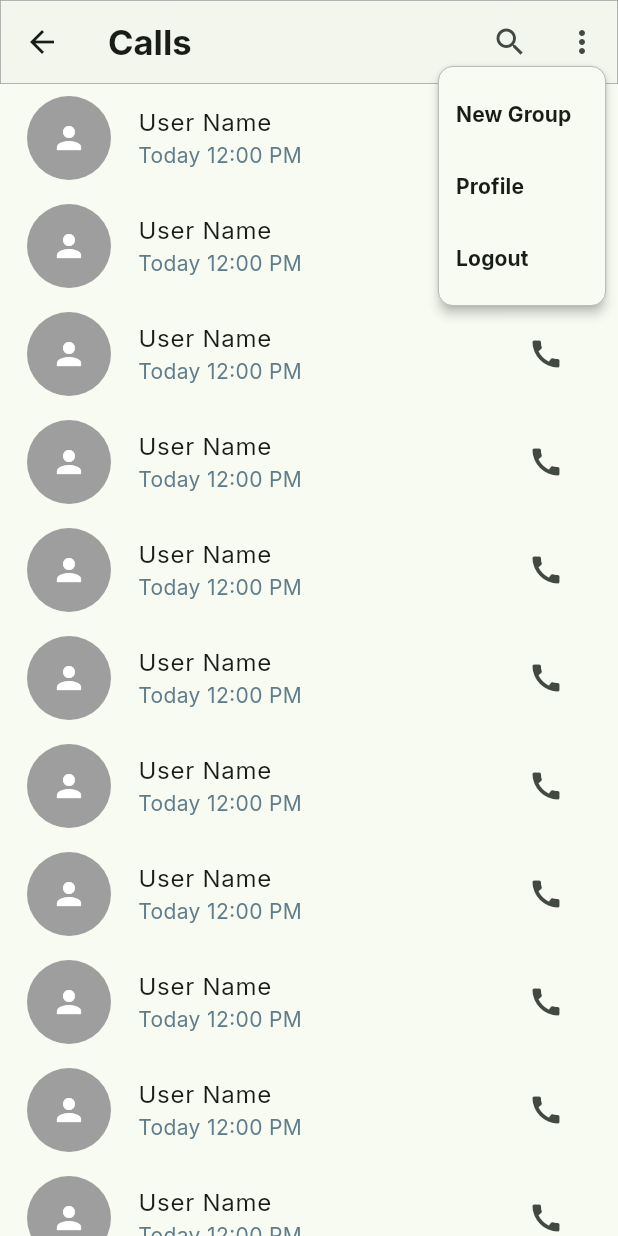
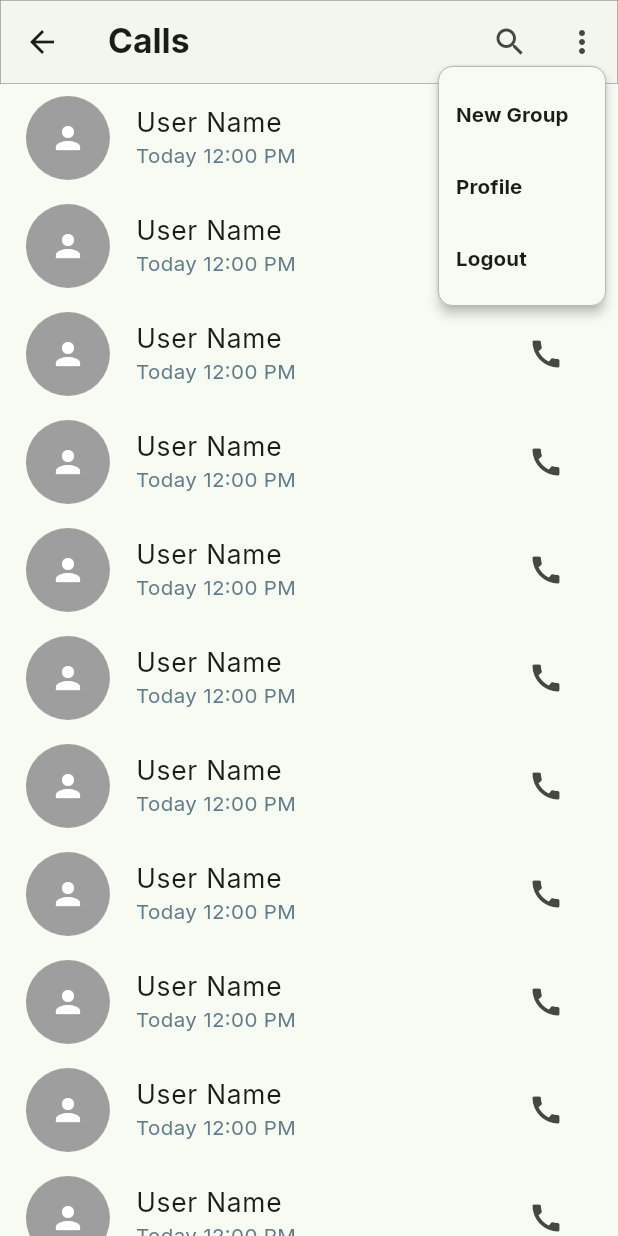
Before and after one commit to Abdelrahman-Ahmed-2003/chat_app, a Flutter app: the CallView screen opened directly, after a tap on the "more vert" icon, on a phone screen of 412 x 824 dp. Run offline on Flutter 3.47's test engine with Material 3 defaults, Android fonts, the phone set to English and light mode, and no system bars; our stand-ins replace flutter_screenutil, google_fonts.

Commit message:
make call page responsive

```diff
--- a/lib/features/call/presentation/views/widgets/call_body.dart
+++ b/lib/features/call/presentation/views/widgets/call_body.dart
@@ -1,4 +1,5 @@
 import 'package:flutter/material.dart';
+import 'package:flutter_screenutil/flutter_screenutil.dart';
 
 class CallBody extends StatelessWidget {
   const CallBody({super.key});
@@ -13,15 +14,15 @@ class CallBody extends StatelessWidget {
 
           },
           child: ListTile(
-            leading: const CircleAvatar(
+            leading: CircleAvatar(
               backgroundColor: Colors.grey,
-              radius: 30,
-              child: Icon(Icons.person,color: Colors.white,),
+              radius: 30.r,
+              child: const Icon(Icons.person,color: Colors.white,),
             ),
-            title: const Text('User Name'),
-            subtitle: const Text(
+            title: Text('User Name',style: TextStyle(fontSize: 18.sp),),
+            subtitle: Text(
               'Today 12:00 PM',
-              style: TextStyle(color: Colors.blueGrey),
+              style: TextStyle(color: Colors.blueGrey,fontSize: 14.sp),
             ),
             trailing: IconButton(onPressed: (){}, icon: const Icon(Icons.call)),
           ),
--- a/lib/features/call/presentation/views/widgets/call_view_appbar.dart
+++ b/lib/features/call/presentation/views/widgets/call_view_appbar.dart
@@ -1,5 +1,6 @@
 import 'package:chat_app/features/profile/presentation/views/profile_view.dart';
 import 'package:flutter/material.dart';
+import 'package:flutter_screenutil/flutter_screenutil.dart';
 
 class CallViewAppbar extends StatelessWidget implements PreferredSizeWidget {
   const CallViewAppbar({
@@ -9,17 +10,17 @@ class CallViewAppbar extends StatelessWidget implements PreferredSizeWidget {
   @override
   Widget build(BuildContext context) {
     return AppBar(
-      shape: const RoundedRectangleBorder(
+      shape: RoundedRectangleBorder(
         side: BorderSide(
           color: Colors.grey,
-          width: 0.5,
+          width: 0.5.w,
         ),
       ),
       backgroundColor: Colors.grey.withOpacity(.05),
-      title: const Text(
+      title: Text(
         'Calls',
         style: TextStyle(
-          fontSize: 23,
+          fontSize: 23.sp,
           fontWeight: FontWeight.bold,
         ),
       ),
@@ -32,10 +33,10 @@ class CallViewAppbar extends StatelessWidget implements PreferredSizeWidget {
           position: PopupMenuPosition.under,
           color: Theme.of(context).scaffoldBackgroundColor,
           shape: RoundedRectangleBorder(
-            borderRadius: BorderRadius.circular(10),
-            side: const BorderSide(
+            borderRadius: BorderRadius.circular(10.r),
+            side: BorderSide(
               color: Colors.grey,
-              width: 0.5,
+              width: 0.5.w,
             ),
           ),
           itemBuilder: (BuildContext context) {
@@ -47,13 +48,13 @@ class CallViewAppbar extends StatelessWidget implements PreferredSizeWidget {
                   //   builder: (context) => const NewGroupView(),
                   // ));
                 },
-                child: const Text('New Group',
-                    style: TextStyle(fontWeight: FontWeight.bold)),
+                child: Text('New Group',
+                    style: TextStyle(fontWeight: FontWeight.bold,fontSize: 14.sp)),
               ),
               PopupMenuItem<String>(
                 value: 'Profile',
-                child: const Text('Profile',
-                    style: TextStyle(fontWeight: FontWeight.bold)),
+                child: Text('Profile',
+                    style: TextStyle(fontWeight: FontWeight.bold,fontSize: 14.sp)),
                 onTap: () {
                   Navigator.of(context).push(MaterialPageRoute(
                     builder: (context) => const ProfileView(),
@@ -62,8 +63,8 @@ class CallViewAppbar extends StatelessWidget implements PreferredSizeWidget {
               ),
               PopupMenuItem<String>(
                 value: 'Logout',
-                child: const Text('Logout',
-                    style: TextStyle(fontWeight: FontWeight.bold)),
+                child: Text('Logout',
+                    style: TextStyle(fontWeight: FontWeight.bold,fontSize: 14.sp)),
                 onTap: () {
 
                 },
```
